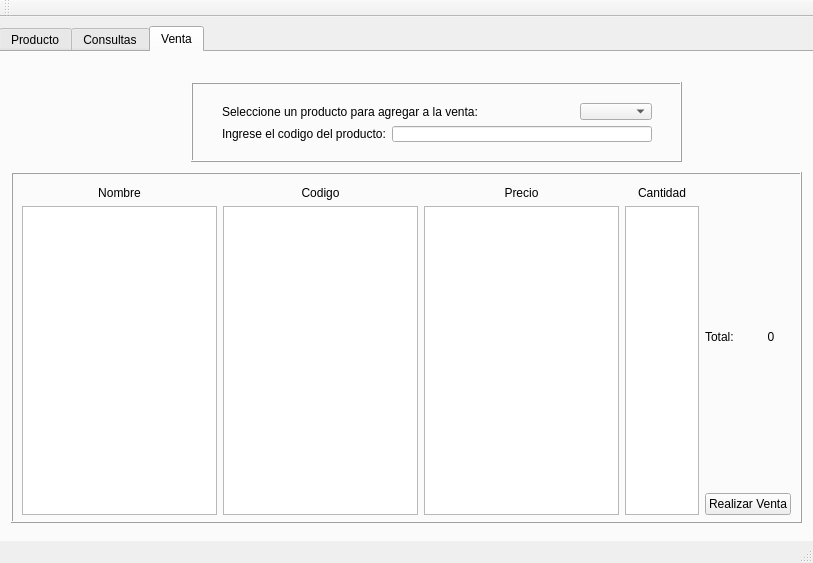
Old version of the form ventanaprincipal.ui in the repository ferVargasB/sistema_inventario.
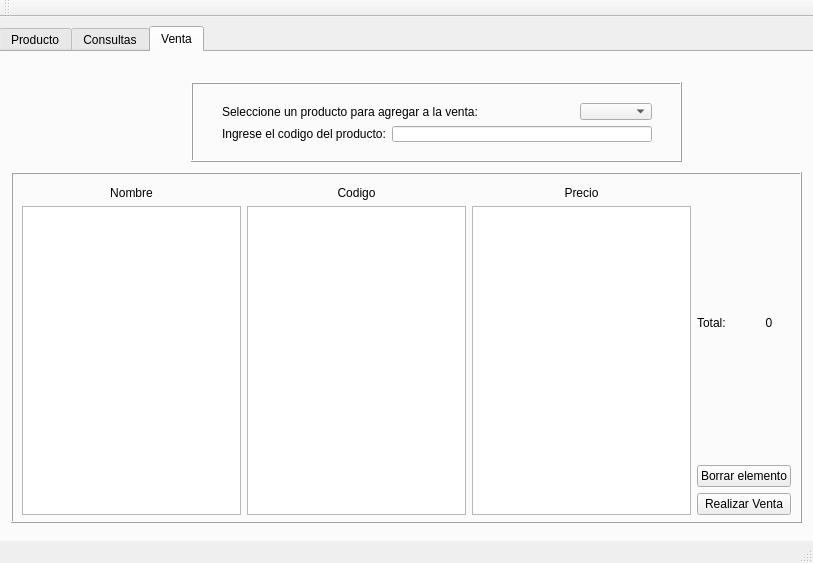
New version of the form.

Commit message: Se borró el modelo y vista cantidadDeProductos

What changed in the file:
```diff
--- a/ventanaprincipal.ui
+++ b/ventanaprincipal.ui
@@ -382,21 +382,7 @@
            </layout>
           </item>
           <item>
-           <layout class="QVBoxLayout" name="verticalLayout_8">
-            <item>
-             <widget class="QLabel" name="label_4">
-              <property name="text">
-               <string>Cantidad</string>
-              </property>
-              <property name="alignment">
-               <set>Qt::AlignCenter</set>
-              </property>
-             </widget>
-            </item>
-            <item>
-             <widget class="QListView" name="listViewCantidadDeArticulos"/>
-            </item>
-           </layout>
+           <layout class="QVBoxLayout" name="verticalLayout_8"/>
           </item>
          </layout>
         </item>
@@ -424,7 +410,14 @@
            </layout>
           </item>
           <item>
-           <widget class="QPushButton" name="pushButton">
+           <widget class="QPushButton" name="pushButtonBorrarElemento">
+            <property name="text">
+             <string>Borrar elemento</string>
+            </property>
+           </widget>
+          </item>
+          <item>
+           <widget class="QPushButton" name="pushButtonRealizarVenta">
             <property name="text">
              <string>Realizar Venta</string>
             </property>
```
The commit also changes 9 other files.
